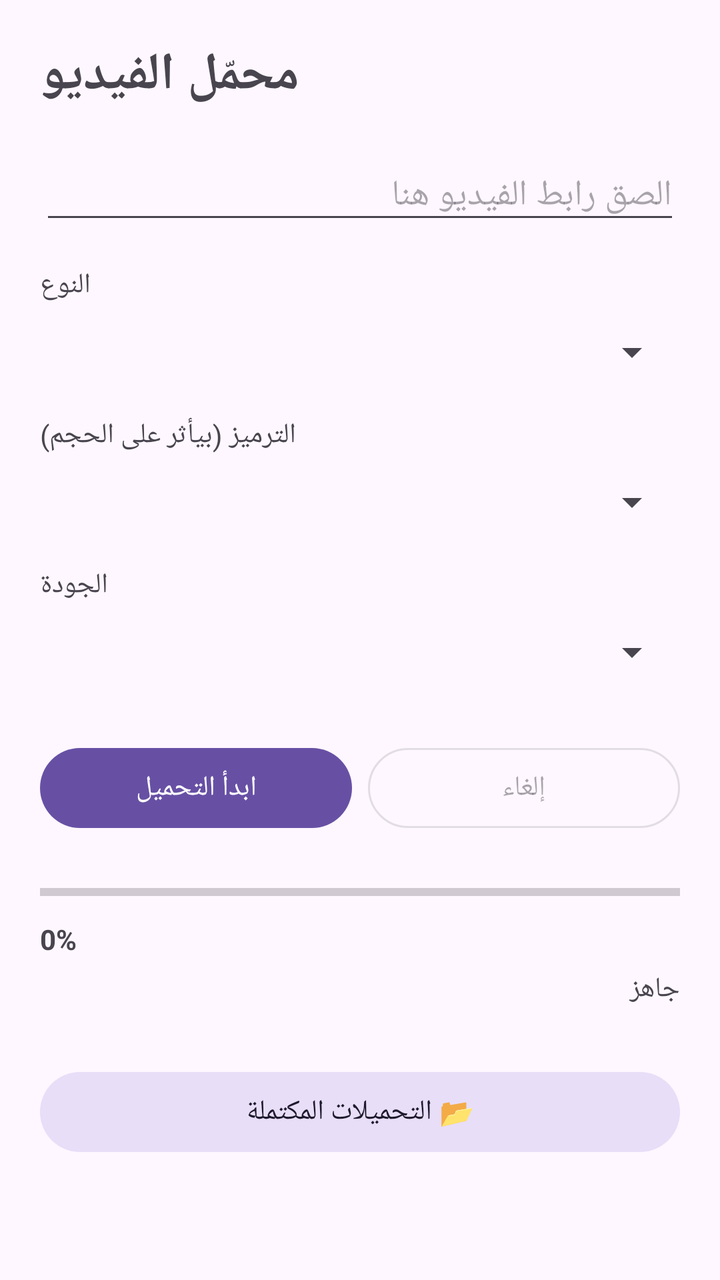
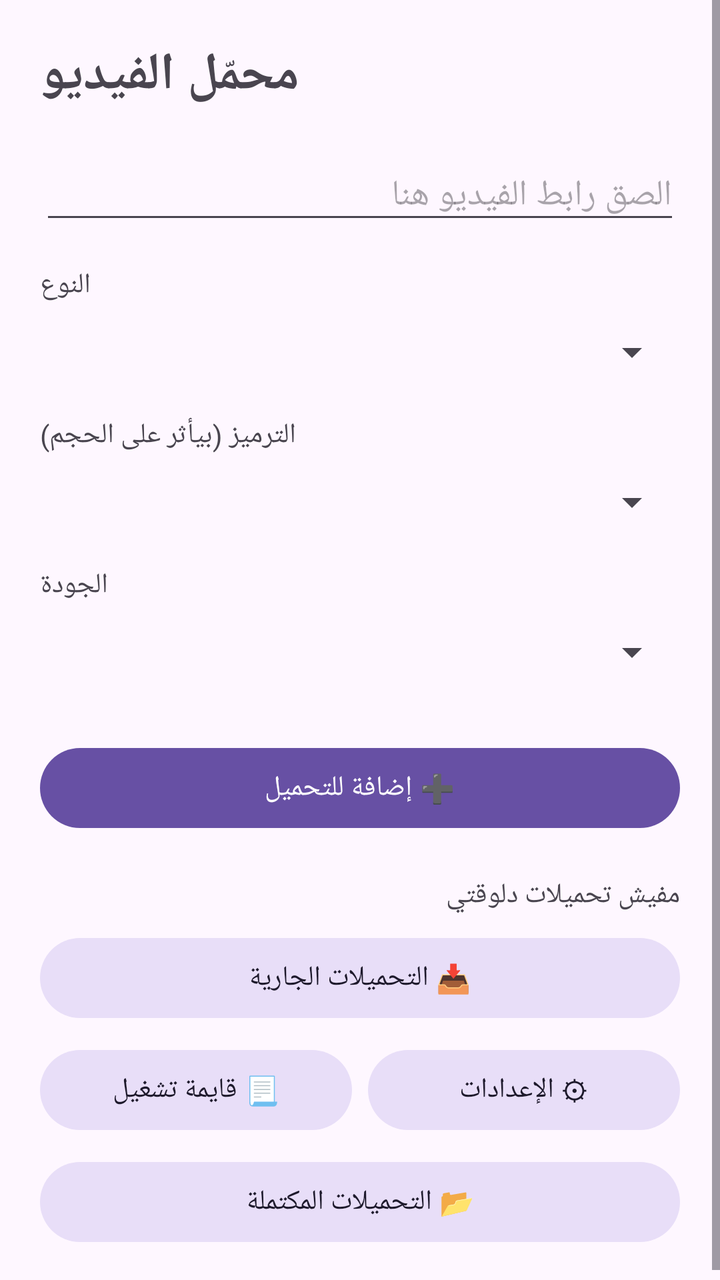

The first picture is an Android layout as it rendered before a commit; the second is the same layout after the commit. The layout source and the unified diff follow.
<!-- AndroidManifest.xml: application theme Theme.YTDL -->
<!-- res/layout/activity_main.xml -->
<?xml version="1.0" encoding="utf-8"?>
<ScrollView xmlns:android="http://schemas.android.com/apk/res/android"
    android:layout_width="match_parent"
    android:layout_height="match_parent"
    android:fillViewport="true">

    <LinearLayout
        android:layout_width="match_parent"
        android:layout_height="wrap_content"
        android:orientation="vertical"
        android:padding="20dp">

        <TextView
            android:layout_width="wrap_content"
            android:layout_height="wrap_content"
            android:text="محمّل الفيديو"
            android:textSize="26sp"
            android:textStyle="bold" />

        <EditText
            android:id="@+id/urlInput"
            android:layout_width="match_parent"
            android:layout_height="wrap_content"
            android:layout_marginTop="20dp"
            android:hint="الصق رابط الفيديو هنا"
            android:inputType="textUri"
            android:maxLines="3" />

        <TextView
            android:layout_width="wrap_content"
            android:layout_height="wrap_content"
            android:layout_marginTop="16dp"
            android:text="النوع" />

        <Spinner
            android:id="@+id/typeSpinner"
            android:layout_width="match_parent"
            android:layout_height="48dp" />

        <LinearLayout
            android:id="@+id/codecGroup"
            android:layout_width="match_parent"
            android:layout_height="wrap_content"
            android:orientation="vertical">

            <TextView
                android:layout_width="wrap_content"
                android:layout_height="wrap_content"
                android:layout_marginTop="8dp"
                android:text="الترميز (بيأثر على الحجم)" />

            <Spinner
                android:id="@+id/codecSpinner"
                android:layout_width="match_parent"
                android:layout_height="48dp" />
        </LinearLayout>

        <TextView
            android:layout_width="wrap_content"
            android:layout_height="wrap_content"
            android:layout_marginTop="8dp"
            android:text="الجودة" />

        <Spinner
            android:id="@+id/qualitySpinner"
            android:layout_width="match_parent"
            android:layout_height="48dp" />

        <LinearLayout
            android:layout_width="match_parent"
            android:layout_height="wrap_content"
            android:layout_marginTop="20dp"
            android:orientation="horizontal">

            <Button
                android:id="@+id/primaryBtn"
                android:layout_width="0dp"
                android:layout_height="wrap_content"
                android:layout_marginEnd="8dp"
                android:layout_weight="1"
                android:text="ابدأ التحميل" />

            <Button
                android:id="@+id/cancelBtn"
                style="@style/Widget.Material3.Button.OutlinedButton"
                android:layout_width="0dp"
                android:layout_height="wrap_content"
                android:layout_weight="1"
                android:enabled="false"
                android:text="إلغاء" />
        </LinearLayout>

        <ProgressBar
            android:id="@+id/progress"
            style="?android:attr/progressBarStyleHorizontal"
            android:layout_width="match_parent"
            android:layout_height="wrap_content"
            android:layout_marginTop="20dp"
            android:max="100" />

        <TextView
            android:id="@+id/percentText"
            android:layout_width="match_parent"
            android:layout_height="wrap_content"
            android:layout_marginTop="6dp"
            android:text="0%"
            android:textStyle="bold" />

        <TextView
            android:id="@+id/status"
            android:layout_width="match_parent"
            android:layout_height="wrap_content"
            android:layout_marginTop="6dp"
            android:text="جاهز" />

        <Button
            android:id="@+id/historyBtn"
            style="@style/Widget.Material3.Button.TonalButton"
            android:layout_width="match_parent"
            android:layout_height="wrap_content"
            android:layout_marginTop="28dp"
            android:text="📂 التحميلات المكتملة" />
    </LinearLayout>
</ScrollView>
<!-- resources referenced by this layout -->
<resources>
  <style name="Theme.YTDL" parent="Theme.Material3.DayNight.NoActionBar" />
</resources>

<!-- the commit's change to res/layout/activity_main.xml (unified diff, before → after) -->
@@ -66,59 +66,67 @@
             android:layout_width="match_parent"
             android:layout_height="48dp" />
 
+        <Button
+            android:id="@+id/addBtn"
+            android:layout_width="match_parent"
+            android:layout_height="wrap_content"
+            android:layout_marginTop="20dp"
+            android:text="➕ إضافة للتحميل" />
+
+        <TextView
+            android:id="@+id/summaryText"
+            android:layout_width="match_parent"
+            android:layout_height="wrap_content"
+            android:layout_marginTop="20dp"
+            android:text="مفيش تحميلات دلوقتي" />
+
+        <ProgressBar
+            android:id="@+id/summaryBar"
+            style="?android:attr/progressBarStyleHorizontal"
+            android:layout_width="match_parent"
+            android:layout_height="wrap_content"
+            android:layout_marginTop="6dp"
+            android:max="100"
+            android:visibility="gone" />
+
+        <Button
+            android:id="@+id/queueBtn"
+            style="@style/Widget.Material3.Button.TonalButton"
+            android:layout_width="match_parent"
+            android:layout_height="wrap_content"
+            android:layout_marginTop="8dp"
+            android:text="📥 التحميلات الجارية" />
+
         <LinearLayout
             android:layout_width="match_parent"
             android:layout_height="wrap_content"
-            android:layout_marginTop="20dp"
+            android:layout_marginTop="8dp"
             android:orientation="horizontal">
 
             <Button
-                android:id="@+id/primaryBtn"
+                android:id="@+id/playlistBtn"
+                style="@style/Widget.Material3.Button.TonalButton"
                 android:layout_width="0dp"
                 android:layout_height="wrap_content"
                 android:layout_marginEnd="8dp"
                 android:layout_weight="1"
-                android:text="ابدأ التحميل" />
+                android:text="📃 قايمة تشغيل" />
 
             <Button
-                android:id="@+id/cancelBtn"
-                style="@style/Widget.Material3.Button.OutlinedButton"
+                android:id="@+id/settingsBtn"
+                style="@style/Widget.Material3.Button.TonalButton"
                 android:layout_width="0dp"
                 android:layout_height="wrap_content"
                 android:layout_weight="1"
-                android:enabled="false"
-                android:text="إلغاء" />
+                android:text="⚙ الإعدادات" />
         </LinearLayout>
-
-        <ProgressBar
-            android:id="@+id/progress"
-            style="?android:attr/progressBarStyleHorizontal"
-            android:layout_width="match_parent"
-            android:layout_height="wrap_content"
-            android:layout_marginTop="20dp"
-            android:max="100" />
-
-        <TextView
-            android:id="@+id/percentText"
-            android:layout_width="match_parent"
-            android:layout_height="wrap_content"
-            android:layout_marginTop="6dp"
-            android:text="0%"
-            android:textStyle="bold" />
-
-        <TextView
-            android:id="@+id/status"
-            android:layout_width="match_parent"
-            android:layout_height="wrap_content"
-            android:layout_marginTop="6dp"
-            android:text="جاهز" />
 
         <Button
             android:id="@+id/historyBtn"
             style="@style/Widget.Material3.Button.TonalButton"
             android:layout_width="match_parent"
             android:layout_height="wrap_content"
-            android:layout_marginTop="28dp"
+            android:layout_marginTop="8dp"
             android:text="📂 التحميلات المكتملة" />
     </LinearLayout>
 </ScrollView>
